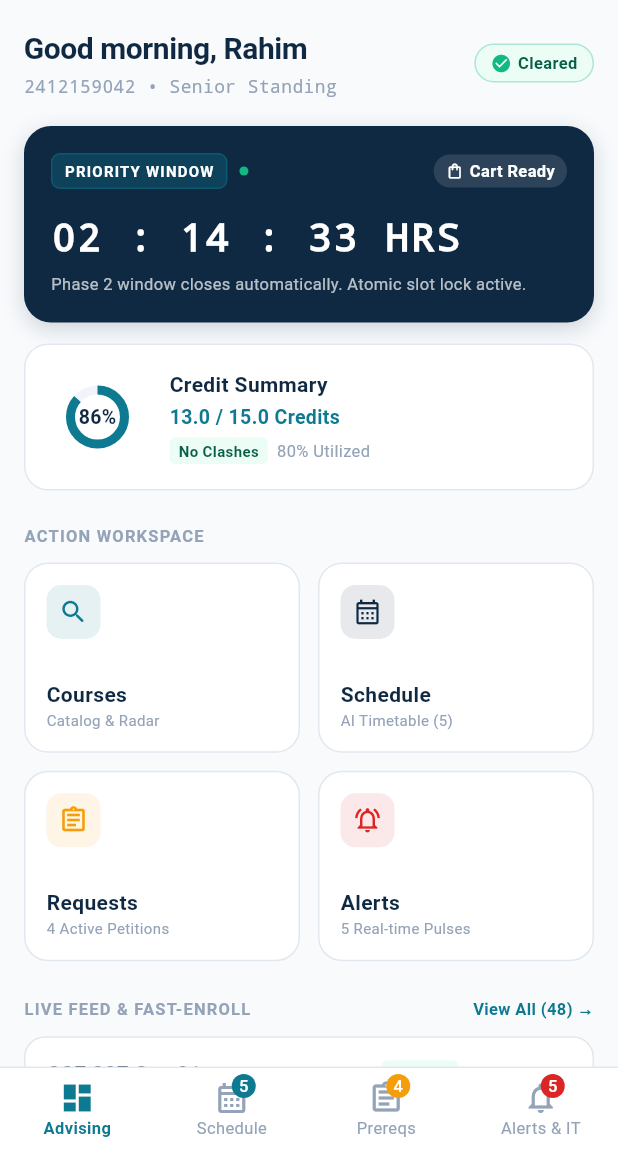
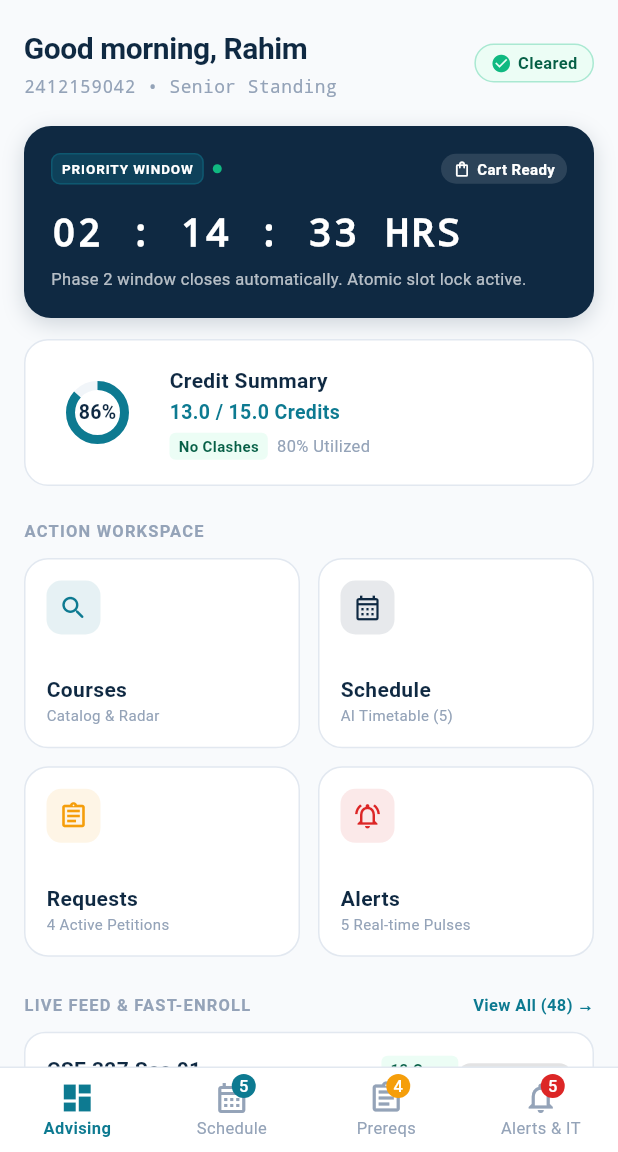
Before and after one commit to DarkMonarch1/NSU_CSE327_SEC04_ITN, a Flutter app: the screen it shows after launch, after a tap on "Sign in →", on a phone screen of 412 x 824 dp, the part 84-1236 px from its top. Run offline on Flutter 3.47's test engine with Material 3 defaults, Android fonts, the phone set to English and light mode, and no system bars.

Commit message:
fix(mobile): resolve final 4 narrow-viewport Row overflows

```diff
--- a/apps/mobile/lib/screens/alerts_screen.dart
+++ b/apps/mobile/lib/screens/alerts_screen.dart
@@ -107,7 +107,9 @@ class _AlertsScreenState extends State<AlertsScreen> {
           const SizedBox(height: 10),
 
           // Filter Chips
-          Row(
+          SingleChildScrollView(
+            scrollDirection: Axis.horizontal,
+            child: Row(
               children: ['All 5', 'Seats 3', 'Decisions 2'].map((filter) {
                 final isSelected = _selectedFilter == filter;
                 return Padding(
@@ -130,6 +132,7 @@ class _AlertsScreenState extends State<AlertsScreen> {
                   ),
                 );
               }).toList(),
+            ),
           ),
           const SizedBox(height: 14),
 
--- a/apps/mobile/lib/widgets/credit_ring_widget.dart
+++ b/apps/mobile/lib/widgets/credit_ring_widget.dart
@@ -74,7 +74,10 @@ class CreditSummaryRing extends StatelessWidget {
                   ),
                 ),
                 const SizedBox(height: 4),
-                Row(
+                Wrap(
+                  spacing: 6,
+                  runSpacing: 6,
+                  crossAxisAlignment: WrapCrossAlignment.center,
                   children: [
                     Container(
                       padding: const EdgeInsets.symmetric(horizontal: 6, vertical: 2),
@@ -91,7 +94,6 @@ class CreditSummaryRing extends StatelessWidget {
                         ),
                       ),
                     ),
-                    const SizedBox(width: 6),
                     const Text(
                       '80% Utilized',
                       style: TextStyle(fontSize: 11, color: AppTheme.textMuted),
--- a/apps/mobile/lib/widgets/priority_window_card.dart
+++ b/apps/mobile/lib/widgets/priority_window_card.dart
@@ -58,9 +58,10 @@ class _PriorityWindowCardState extends State<PriorityWindowCard> {
             mainAxisAlignment: MainAxisAlignment.spaceBetween,
             children: [
               Row(
+                mainAxisSize: MainAxisSize.min,
                 children: [
                   Container(
-                    padding: const EdgeInsets.symmetric(horizontal: 8, vertical: 4),
+                    padding: const EdgeInsets.symmetric(horizontal: 6, vertical: 3),
                     decoration: BoxDecoration(
                       color: AppTheme.teal.withOpacity(0.3),
                       borderRadius: BorderRadius.circular(6),
@@ -69,14 +70,14 @@ class _PriorityWindowCardState extends State<PriorityWindowCard> {
                     child: const Text(
                       'PRIORITY WINDOW',
                       style: TextStyle(
-                        fontSize: 10,
+                        fontSize: 9,
                         fontWeight: FontWeight.bold,
-                        letterSpacing: 0.8,
+                        letterSpacing: 0.6,
                         color: Colors.white,
                       ),
                     ),
                   ),
-                  const SizedBox(width: 8),
+                  const SizedBox(width: 6),
                   Container(
                     width: 6,
                     height: 6,
@@ -87,21 +88,29 @@ class _PriorityWindowCardState extends State<PriorityWindowCard> {
                   ),
                 ],
               ),
-              Container(
+              const SizedBox(width: 8),
+              Flexible(
+                child: Container(
                   padding: const EdgeInsets.symmetric(horizontal: 8, vertical: 3),
                   decoration: BoxDecoration(
                     color: Colors.white.withOpacity(0.12),
                     borderRadius: BorderRadius.circular(12),
                   ),
                   child: const Row(
+                    mainAxisSize: MainAxisSize.min,
                     children: [
                       Icon(Icons.shopping_bag_outlined, color: Colors.white, size: 12),
                       SizedBox(width: 4),
-                    Text(
+                      Flexible(
+                        child: Text(
                           'Cart Ready',
-                      style: TextStyle(fontSize: 11, color: Colors.white, fontWeight: FontWeight.bold),
+                          style: TextStyle(fontSize: 10, color: Colors.white, fontWeight: FontWeight.bold),
+                          overflow: TextOverflow.ellipsis,
+                          maxLines: 1,
+                        ),
                       ),
                     ],
+                  ),
                 ),
               ),
             ],
```
Also changed, not shown: apps/mobile/lib/screens/petitions_screen.dart (+11 -12 lines). Lines whose indentation alone changed are shown as unchanged.
